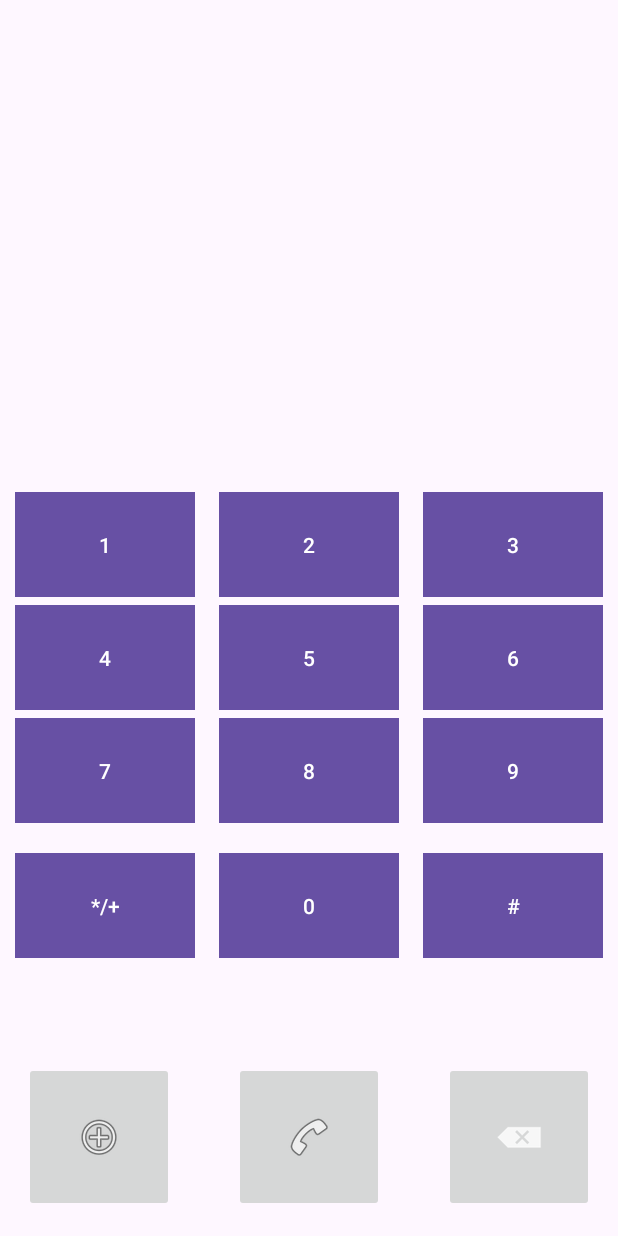
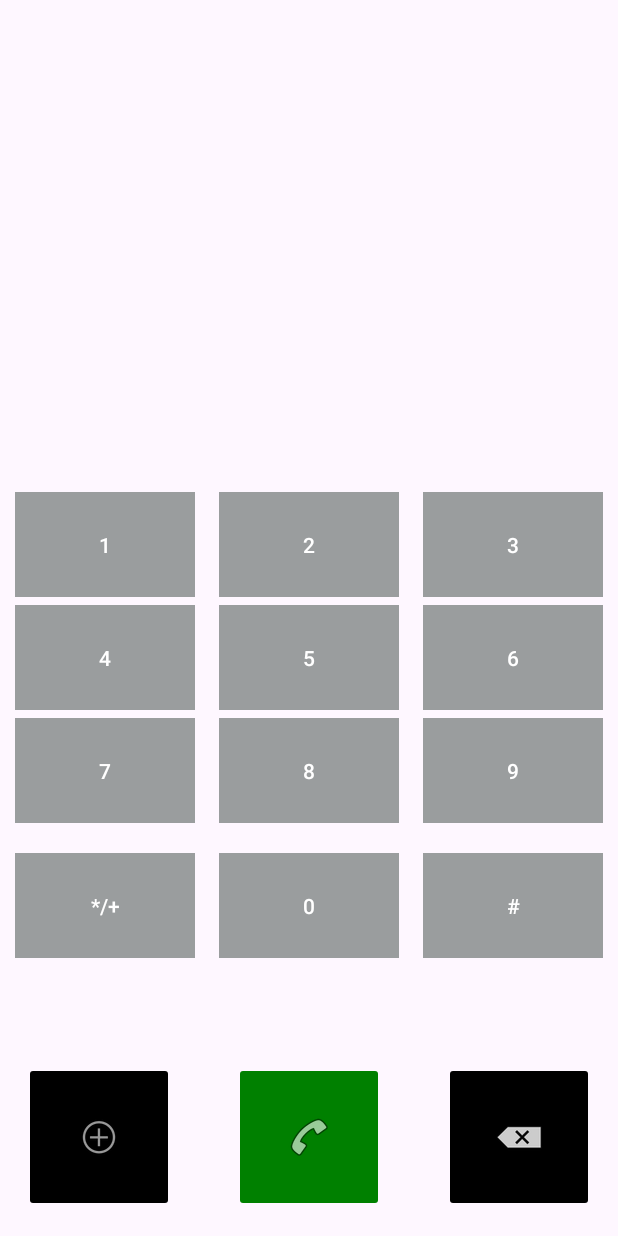
Before and after one commit to Ricardo-Antunes0/CM, an Android app: the screen it shows after launch (MainActivity), on a phone screen of 412 x 824 dp. Run offline under Robolectric (Android 15) with nearby library versions, the phone set to English and light mode, and no system bars; libraries missing offline, so code that uses them is left out: com.karumi.dexter; 1 statement that could not run was skipped.

Commit message:
Update colors

```diff
--- a/Aula1/Homework1/app/src/main/res/layout/activity_main.xml
+++ b/Aula1/Homework1/app/src/main/res/layout/activity_main.xml
@@ -49,8 +49,10 @@
         android:layout_marginEnd="16dp"
         android:layout_marginBottom="16dp"
         android:contentDescription="@string/delete"
+        android:backgroundTint="@color/black"
         app:layout_constraintBottom_toBottomOf="parent"
         app:layout_constraintEnd_toEndOf="parent"
+        app:backgroundTint="@null"
         app:srcCompat="@android:drawable/ic_input_delete"
         tools:ignore="ImageContrastCheck" />
 
@@ -62,6 +64,7 @@
         android:layout_marginEnd="20dp"
         android:layout_marginBottom="16dp"
         android:contentDescription="@string/call"
+        android:backgroundTint="#008000"
         app:layout_constraintBottom_toBottomOf="parent"
         app:layout_constraintEnd_toStartOf="@+id/delete"
         app:layout_constraintStart_toEndOf="@+id/imageButton4"
@@ -75,6 +78,7 @@
         android:layout_marginStart="16dp"
         android:layout_marginBottom="16dp"
         android:contentDescription="@string/add"
+        android:backgroundTint="@color/black"
         app:layout_constraintBottom_toBottomOf="parent"
         app:layout_constraintStart_toStartOf="parent"
         app:srcCompat="@android:drawable/ic_menu_add"
@@ -87,12 +91,13 @@
         android:layout_height="70dp"
         android:layout_marginStart="10dp"
         android:layout_marginTop="44dp"
-        android:background="#D1C4E9"
-        android:backgroundTint="#B2EBF2"
+        android:background="#000000"
+        android:backgroundTint="#9A9D9E"
         android:text="@string/_1"
         app:layout_constraintStart_toStartOf="parent"
         app:layout_constraintTop_toBottomOf="@+id/cardView"
         app:strokeColor="#D1C4E9"
+        app:backgroundTint="@null"
         tools:ignore="TextContrastCheck" />
 
     <Button
@@ -102,10 +107,10 @@
         android:layout_height="70dp"
         android:layout_marginStart="10dp"
         android:layout_marginTop="5dp"
-        android:background="#D81B60"
-        android:backgroundTint="#D81B60"
+        android:background="#000000"
+        android:backgroundTint="#9A9D9E"
         android:text="@string/_4"
-        app:iconTint="#D81B60"
+        app:backgroundTint="@null"
         app:layout_constraintStart_toStartOf="parent"
         app:layout_constraintTop_toBottomOf="@+id/b1"
         tools:ignore="MissingConstraints" />
@@ -117,9 +122,10 @@
         android:layout_height="70dp"
         android:layout_marginStart="10dp"
         android:layout_marginTop="5dp"
-        android:background="#0B0A0A"
-        android:backgroundTint="#131212"
         android:text="@string/_7"
+        android:background="#000000"
+        android:backgroundTint="#9A9D9E"
+        app:backgroundTint="@null"
         app:layout_constraintStart_toStartOf="parent"
         app:layout_constraintTop_toBottomOf="@+id/b4"
         tools:ignore="MissingConstraints" />
@@ -132,9 +138,10 @@
         android:layout_marginStart="10dp"
         android:layout_marginTop="5dp"
         android:layout_marginBottom="54dp"
-        android:background="#0B0A0A"
-        android:backgroundTint="#131212"
         android:text="@string/maisoumenos"
+        android:background="#000000"
+        android:backgroundTint="#9A9D9E"
+        app:backgroundTint="@null"
         app:layout_constraintBottom_toTopOf="@+id/imageButton4"
         app:layout_constraintStart_toStartOf="parent"
         app:layout_constraintTop_toBottomOf="@+id/b8"
@@ -148,9 +155,10 @@
         android:layout_marginStart="20dp"
         android:layout_marginTop="44dp"
         android:layout_marginEnd="20dp"
-        android:background="#0B0A0A"
-        android:backgroundTint="#131212"
+        android:background="#000000"
+        android:backgroundTint="#9A9D9E"
         android:text="@string/_2"
+        app:backgroundTint="@null"
         app:layout_constraintEnd_toStartOf="@+id/b3"
         app:layout_constraintHorizontal_bias="0.507"
         app:layout_constraintStart_toEndOf="@+id/b1"
@@ -165,9 +173,10 @@
         android:layout_marginStart="20dp"
         android:layout_marginTop="5dp"
         android:layout_marginEnd="20dp"
-        android:background="#0B0A0A"
-        android:backgroundTint="#131212"
+        android:background="#000000"
+        android:backgroundTint="#9A9D9E"
         android:text="@string/_5"
+        app:backgroundTint="@null"
         app:layout_constraintEnd_toStartOf="@+id/b6"
         app:layout_constraintStart_toEndOf="@+id/b4"
         app:layout_constraintTop_toBottomOf="@+id/b2"
@@ -179,13 +188,13 @@
         android:layout_width="120dp"
         android:layout_height="70dp"
         android:layout_marginStart="20dp"
-
         android:layout_marginTop="5dp"
         android:layout_marginEnd="20dp"
         android:layout_marginBottom="54dp"
-        android:background="#0B0A0A"
-        android:backgroundTint="#131212"
+        android:background="#000000"
+        android:backgroundTint="#9A9D9E"
         android:text="@string/_0"
+        app:backgroundTint="@null"
         app:layout_constraintBottom_toTopOf="@+id/call"
         app:layout_constraintEnd_toStartOf="@+id/b12"
         app:layout_constraintStart_toEndOf="@+id/b10"
@@ -200,9 +209,10 @@
         android:layout_marginStart="20dp"
         android:layout_marginTop="5dp"
         android:layout_marginEnd="20dp"
-        android:background="#0B0A0A"
-        android:backgroundTint="#131212"
+        android:background="#000000"
+        android:backgroundTint="#9A9D9E"
         android:text="@string/_8"
+        app:backgroundTint="@null"
         app:layout_constraintEnd_toStartOf="@+id/b9"
         app:layout_constraintStart_toEndOf="@+id/b8"
         app:layout_constraintTop_toBottomOf="@+id/b5"
@@ -215,9 +225,10 @@
         android:layout_height="70dp"
         android:layout_marginTop="44dp"
         android:layout_marginEnd="10dp"
-        android:background="#0B0A0A"
-        android:backgroundTint="#131212"
+        android:background="#000000"
+        android:backgroundTint="#9A9D9E"
         android:text="@string/_3"
+        app:backgroundTint="@null"
         app:layout_constraintEnd_toEndOf="parent"
         app:layout_constraintTop_toBottomOf="@+id/cardView" />
 
@@ -228,9 +239,10 @@
         android:layout_height="70dp"
         android:layout_marginTop="5dp"
         android:layout_marginEnd="10dp"
-        android:background="#0B0A0A"
-        android:backgroundTint="#131212"
+        android:background="#000000"
+        android:backgroundTint="#9A9D9E"
         android:text="@string/_6"
+        app:backgroundTint="@null"
         app:layout_constraintEnd_toEndOf="parent"
         app:layout_constraintTop_toBottomOf="@+id/b3"
         tools:ignore="MissingConstraints" />
@@ -243,9 +255,10 @@
         android:layout_marginTop="5dp"
         android:layout_marginEnd="10dp"
         android:layout_marginBottom="54dp"
-        android:background="#0B0A0A"
-        android:backgroundTint="#131212"
+        android:background="#000000"
+        android:backgroundTint="#9A9D9E"
         android:text="@string/cardinal"
+        app:backgroundTint="@null"
         app:layout_constraintBottom_toTopOf="@+id/delete"
         app:layout_constraintEnd_toEndOf="parent"
         app:layout_constraintTop_toBottomOf="@+id/b9" />
@@ -258,7 +271,9 @@
         android:layout_marginTop="5dp"
         android:layout_marginEnd="10dp"
         android:background="#000000"
+        android:backgroundTint="#9A9D9E"
         android:text="@string/_9"
+        app:backgroundTint="@null"
         app:layout_constraintEnd_toEndOf="parent"
         app:layout_constraintTop_toBottomOf="@+id/b6"
         tools:ignore="MissingConstraints" />
```
